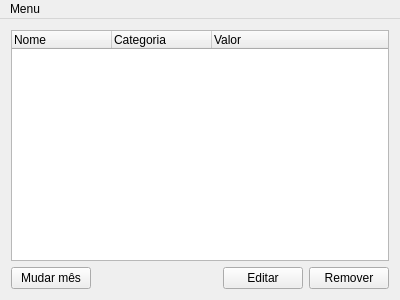
matheuspb/INE5417, file src/view/mainwindow.ui: the form before one commit.
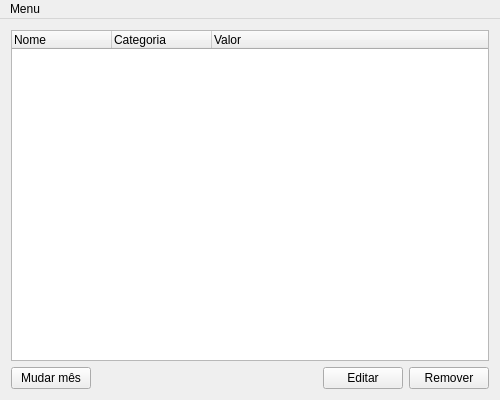
The form after the commit. Custom widgets are drawn as their Qt base class.

The edit to the form file:
```diff
--- a/src/view/mainwindow.ui
+++ b/src/view/mainwindow.ui
@@ -6,8 +6,8 @@
    <rect>
     <x>0</x>
     <y>0</y>
-    <width>400</width>
-    <height>300</height>
+    <width>500</width>
+    <height>400</height>
    </rect>
   </property>
   <property name="sizePolicy">
@@ -23,6 +23,12 @@
    <layout class="QVBoxLayout" name="verticalLayout">
     <item>
      <widget class="ItemsWidget" name="itemsWidget">
+      <property name="indentation">
+       <number>20</number>
+      </property>
+      <property name="uniformRowHeights">
+       <bool>false</bool>
+      </property>
       <column>
        <property name="text">
         <string>Nome</string>
@@ -85,7 +91,7 @@
     <rect>
      <x>0</x>
      <y>0</y>
-     <width>400</width>
+     <width>500</width>
      <height>19</height>
     </rect>
    </property>
```
Left out of the diff: 7 changed lines with no effect on the pictures.
